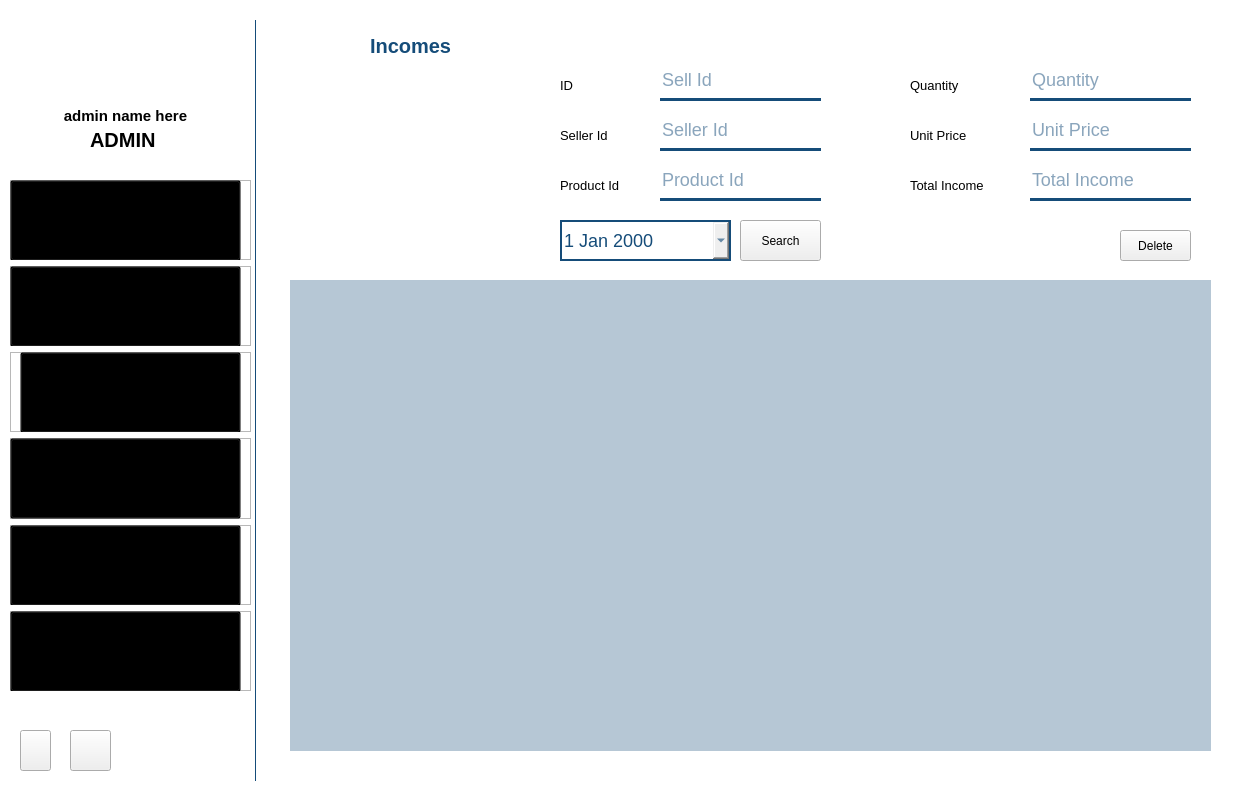
Old version of the form gui/admin.ui in the repository Maher-Majdoub/supermarket_management_system.
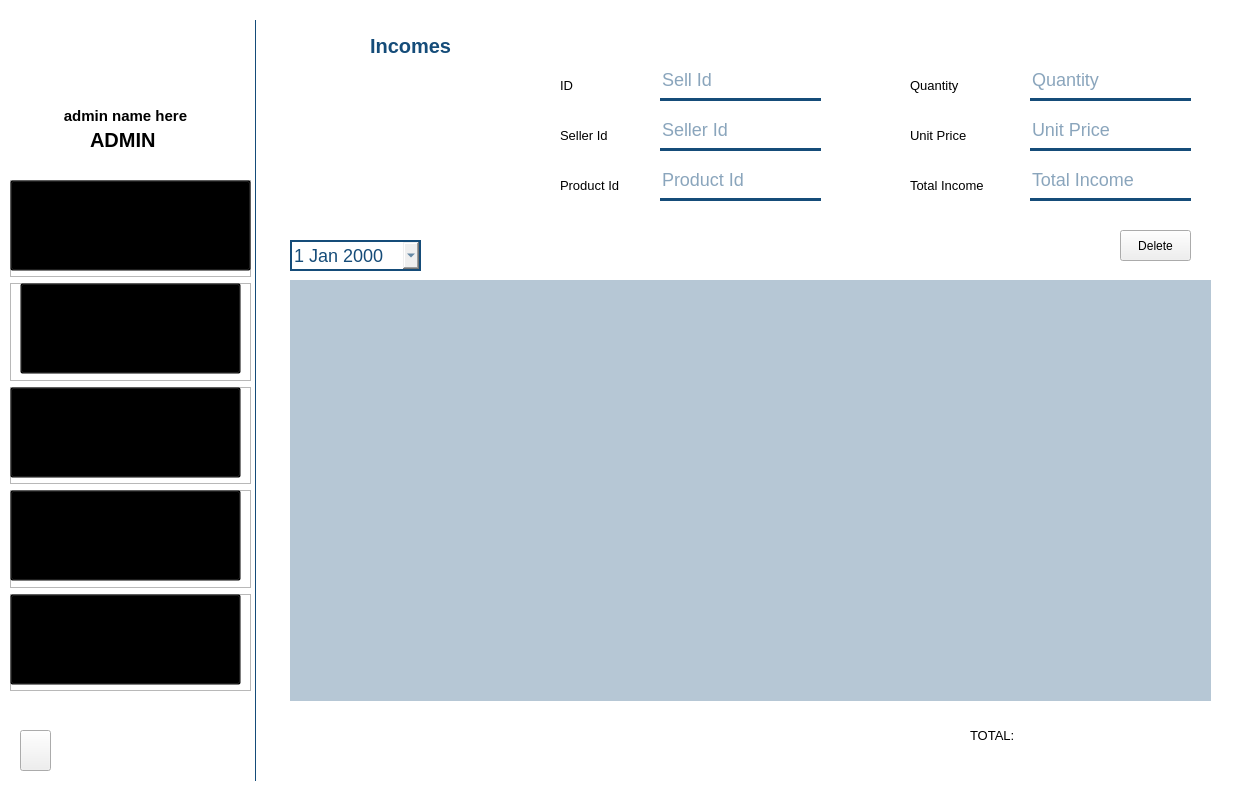
New version of the form. The open tabs and pages were chosen to show the change. Icons and pictures are not drawn.

Patch:
```diff
--- a/gui/admin.ui
+++ b/gui/admin.ui
@@ -1977,25 +1977,6 @@
       <string>Total Income</string>
      </property>
     </widget>
-    <widget class="QPushButton" name="incomes_search_btn">
-     <property name="geometry">
-      <rect>
-       <x>470</x>
-       <y>200</y>
-       <width>81</width>
-       <height>41</height>
-      </rect>
-     </property>
-     <property name="statusTip">
-      <string>btn_frm</string>
-     </property>
-     <property name="styleSheet">
-      <string notr="true"/>
-     </property>
-     <property name="text">
-      <string>Search</string>
-     </property>
-    </widget>
     <widget class="QPushButton" name="incomes_delete_btn">
      <property name="geometry">
       <rect>
@@ -2024,7 +2005,7 @@
        <x>20</x>
        <y>260</y>
        <width>921</width>
-       <height>471</height>
+       <height>421</height>
       </rect>
      </property>
      <property name="sizePolicy">
@@ -2331,10 +2312,10 @@
     <widget class="QDateEdit" name="incomes_date">
      <property name="geometry">
       <rect>
-       <x>290</x>
-       <y>200</y>
-       <width>171</width>
-       <height>41</height>
+       <x>20</x>
+       <y>220</y>
+       <width>131</width>
+       <height>31</height>
       </rect>
      </property>
      <property name="acceptDrops">
@@ -2352,6 +2333,45 @@
       <bool>true</bool>
      </property>
     </widget>
+    <widget class="QLabel" name="total_incomes_lbl">
+     <property name="geometry">
+      <rect>
+       <x>770</x>
+       <y>700</y>
+       <width>171</width>
+       <height>31</height>
+      </rect>
+     </property>
+     <property name="font">
+      <font>
+       <pointsize>10</pointsize>
+      </font>
+     </property>
+     <property name="text">
+      <string/>
+     </property>
+     <property name="alignment">
+      <set>Qt::AlignCenter</set>
+     </property>
+    </widget>
+    <widget class="QLabel" name="label_62">
+     <property name="geometry">
+      <rect>
+       <x>700</x>
+       <y>700</y>
+       <width>61</width>
+       <height>31</height>
+      </rect>
+     </property>
+     <property name="font">
+      <font>
+       <pointsize>10</pointsize>
+      </font>
+     </property>
+     <property name="text">
+      <string>TOTAL:</string>
+     </property>
+    </widget>
    </widget>
    <widget class="QWidget" name="expenses_frame">
     <widget class="QLabel" name="label_50">
@@ -2900,118 +2920,11 @@
     </rect>
    </property>
    <layout class="QVBoxLayout" name="options">
-    <item>
-     <widget class="QFrame" name="stats_lbl">
-      <property name="enabled">
-       <bool>false</bool>
-      </property>
-      <property name="statusTip">
-       <string>option</string>
-      </property>
-      <property name="frameShape">
-       <enum>QFrame::StyledPanel</enum>
-      </property>
-      <property name="frameShadow">
-       <enum>QFrame::Raised</enum>
-      </property>
-      <widget class="QLabel" name="label_5">
-       <property name="geometry">
-        <rect>
-         <x>110</x>
-         <y>10</y>
-         <width>71</width>
-         <height>51</height>
-        </rect>
-       </property>
-       <property name="baseSize">
-        <size>
-         <width>50</width>
-         <height>20</height>
-        </size>
-       </property>
-       <property name="font">
-        <font>
-         <family>Segoe UI Semibold</family>
-         <pointsize>15</pointsize>
-         <weight>75</weight>
-         <bold>true</bold>
-        </font>
-       </property>
-       <property name="statusTip">
-        <string>this</string>
-       </property>
-       <property name="autoFillBackground">
-        <bool>false</bool>
-       </property>
-       <property name="styleSheet">
-        <string notr="true"/>
-       </property>
-       <property name="text">
-        <string>Stats</string>
-       </property>
-       <property name="alignment">
-        <set>Qt::AlignCenter</set>
-       </property>
-      </widget>
-      <widget class="QLabel" name="label_4">
-       <property name="geometry">
-        <rect>
-         <x>20</x>
-         <y>10</y>
-         <width>51</width>
-         <height>51</height>
-        </rect>
-       </property>
-       <property name="maximumSize">
-        <size>
-         <width>51</width>
-         <height>51</height>
-        </size>
-       </property>
-       <property name="baseSize">
-        <size>
-         <width>30</width>
-         <height>30</height>
-        </size>
-       </property>
-       <property name="font">
-        <font>
-         <strikeout>false</strikeout>
-         <stylestrategy>PreferDefault</stylestrategy>
-        </font>
-       </property>
-       <property name="text">
-        <string/>
-       </property>
-       <property name="pixmap">
-        <pixmap resource="icons/icons.qrc">:/icons/stats.png</pixmap>
-       </property>
-       <property name="scaledContents">
-        <bool>true</bool>
-       </property>
-      </widget>
-      <widget class="QPushButton" name="stats_btn">
-       <property name="geometry">
-        <rect>
-         <x>0</x>
-         <y>0</y>
-         <width>231</width>
-         <height>81</height>
-        </rect>
-       </property>
-       <property name="styleSheet">
-        <string notr="true">
-background-color: rgba(0,0,0,0);
-</string>
-       </property>
-       <property name="text">
-        <string/>
-       </property>
-      </widget>
-     </widget>
-    </item>
     <item>
      <widget class="QFrame" name="products_lbl">
+      <property name="enabled">
+       <bool>true</bool>
+      </property>
       <property name="statusTip">
        <string>option</string>
       </property>
@@ -3025,7 +2938,7 @@
        <property name="geometry">
         <rect>
          <x>20</x>
-         <y>10</y>
+         <y>18</y>
          <width>51</width>
          <height>51</height>
         </rect>
@@ -3061,8 +2974,8 @@
       <widget class="QLabel" name="label_6">
        <property name="geometry">
         <rect>
-         <x>80</x>
-         <y>10</y>
+         <x>94</x>
+         <y>18</y>
          <width>131</width>
          <height>51</height>
         </rect>
@@ -3113,12 +3026,15 @@
        </property>
       </widget>
       <widget class="QPushButton" name="products_btn">
+       <property name="enabled">
+        <bool>true</bool>
+       </property>
        <property name="geometry">
         <rect>
          <x>0</x>
          <y>0</y>
-         <width>231</width>
-         <height>81</height>
+         <width>241</width>
+         <height>91</height>
         </rect>
        </property>
        <property name="styleSheet">
@@ -3150,7 +3066,7 @@
        <property name="geometry">
         <rect>
          <x>20</x>
-         <y>10</y>
+         <y>18</y>
          <width>51</width>
          <height>51</height>
         </rect>
@@ -3186,8 +3102,8 @@
       <widget class="QLabel" name="label_10">
        <property name="geometry">
         <rect>
-         <x>70</x>
-         <y>10</y>
+         <x>75</x>
+         <y>18</y>
          <width>161</width>
          <height>51</height>
         </rect>
@@ -3225,7 +3141,7 @@
          <x>10</x>
          <y>0</y>
          <width>221</width>
-         <height>81</height>
+         <height>91</height>
         </rect>
        </property>
        <property name="styleSheet">
@@ -3253,8 +3169,8 @@
       <widget class="QLabel" name="label_9">
        <property name="geometry">
         <rect>
-         <x>70</x>
-         <y>10</y>
+         <x>75</x>
+         <y>18</y>
          <width>159</width>
          <height>51</height>
         </rect>
@@ -3290,7 +3206,7 @@
        <property name="geometry">
         <rect>
          <x>20</x>
-         <y>10</y>
+         <y>18</y>
          <width>51</width>
          <height>51</height>
         </rect>
@@ -3329,7 +3245,7 @@
          <x>0</x>
          <y>0</y>
          <width>231</width>
-         <height>81</height>
+         <height>91</height>
         </rect>
        </property>
        <property name="styleSheet">
@@ -3358,7 +3274,7 @@
        <property name="geometry">
         <rect>
          <x>20</x>
-         <y>10</y>
+         <y>18</y>
          <width>51</width>
          <height>51</height>
         </rect>
@@ -3390,12 +3306,15 @@
        <property name="scaledContents">
         <bool>true</bool>
        </property>
+       <property name="alignment">
+        <set>Qt::AlignCenter</set>
+       </property>
       </widget>
       <widget class="QLabel" name="label_12">
        <property name="geometry">
         <rect>
-         <x>70</x>
-         <y>10</y>
+         <x>87</x>
+         <y>18</y>
          <width>141</width>
          <height>51</height>
         </rect>
@@ -3433,7 +3352,7 @@
          <x>0</x>
          <y>0</y>
          <width>231</width>
-         <height>81</height>
+         <height>91</height>
         </rect>
        </property>
        <property name="styleSheet">
@@ -3465,7 +3384,7 @@
        <property name="geometry">
         <rect>
          <x>20</x>
-         <y>10</y>
+         <y>18</y>
          <width>51</width>
          <height>51</height>
         </rect>
@@ -3501,8 +3420,8 @@
       <widget class="QLabel" name="label_14">
        <property name="geometry">
         <rect>
-         <x>60</x>
-         <y>10</y>
+         <x>86</x>
+         <y>18</y>
          <width>151</width>
          <height>51</height>
         </rect>
@@ -3540,7 +3459,7 @@
          <x>0</x>
          <y>0</y>
          <width>231</width>
-         <height>81</height>
+         <height>91</height>
         </rect>
        </property>
        <property name="styleSheet">
@@ -3590,36 +3509,6 @@
     <string/>
    </property>
   </widget>
-  <widget class="QPushButton" name="param">
-   <property name="geometry">
-    <rect>
-     <x>70</x>
-     <y>730</y>
-     <width>41</width>
-     <height>41</height>
-    </rect>
-   </property>
-   <property name="font">
-    <font>
-     <strikeout>false</strikeout>
-    </font>
-   </property>
-   <property name="cursor">
-    <cursorShape>PointingHandCursor</cursorShape>
-   </property>
-   <property name="mouseTracking">
-    <bool>false</bool>
-   </property>
-   <property name="tabletTracking">
-    <bool>false</bool>
-   </property>
-   <property name="styleSheet">
-    <string notr="true">border-image: url(:/icons/settings.png);</string>
-   </property>
-   <property name="text">
-    <string/>
-   </property>
-  </widget>
  </widget>
  <tabstops>
   <tabstop>users_first_name</tabstop>
```
Left out of the diff: 228 changed lines with no effect on the pictures.
